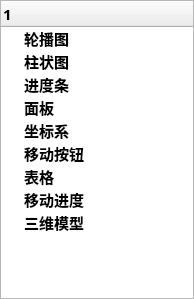
This is maincontent/controltreewidget.ui in YYC572652645/QCoolPage as Qt 5 draws it before an edit. The edited form follows.
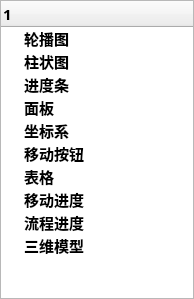
This is the edited form. Icons and pictures are not drawn.

Commit message: 新加控件流程进度

```diff
--- a/maincontent/controltreewidget.ui
+++ b/maincontent/controltreewidget.ui
@@ -120,6 +120,16 @@
         <normaloff>:/res/res/image/image.png</normaloff>:/res/res/image/image.png</iconset>
       </property>
      </item>
+     <item>
+      <property name="text">
+       <string>流程进度</string>
+      </property>
+      <property name="icon">
+       <iconset>
+        <normalon>:/res/res/image/image.png</normalon>
+       </iconset>
+      </property>
+     </item>
      <item>
       <property name="text">
        <string>三维模型</string>
```
The commit also changes 19 other files.
